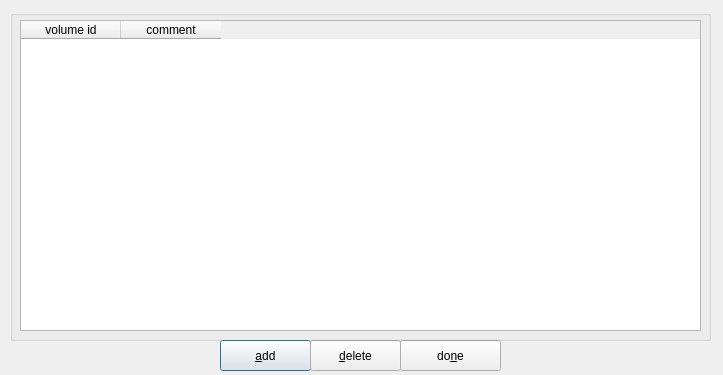
Before: the Qt Designer form zuluCrypt-gui/walletconfig.ui in mhogomchungu/zuluCrypt, drawn with Qt 5.
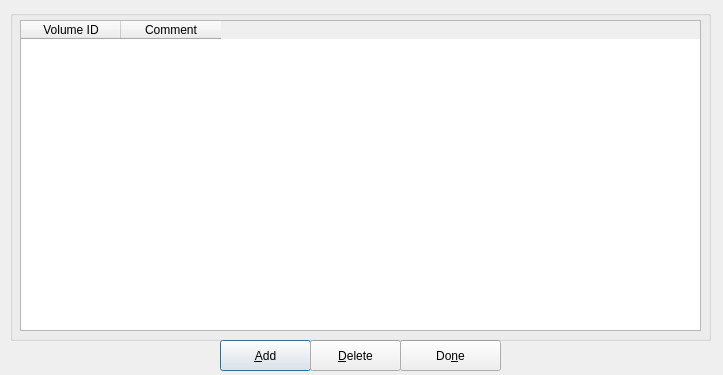
After: the same form once the commit is applied.

Patch:
```diff
--- a/zuluCrypt-gui/walletconfig.ui
+++ b/zuluCrypt-gui/walletconfig.ui
@@ -29,7 +29,7 @@
     </rect>
    </property>
    <property name="text">
-    <string>&amp;add</string>
+    <string>&amp;Add</string>
    </property>
    <property name="autoDefault">
     <bool>true</bool>
@@ -48,7 +48,7 @@
     </rect>
    </property>
    <property name="text">
-    <string>&amp;delete</string>
+    <string>&amp;Delete</string>
    </property>
   </widget>
   <widget class="QPushButton" name="pbClose">
@@ -61,7 +61,7 @@
     </rect>
    </property>
    <property name="text">
-    <string>do&amp;ne</string>
+    <string>Do&amp;ne</string>
    </property>
   </widget>
   <widget class="QGroupBox" name="groupBox">
@@ -108,12 +108,12 @@
     </property>
     <column>
      <property name="text">
-      <string>volume id</string>
+      <string>Volume ID</string>
      </property>
     </column>
     <column>
      <property name="text">
-      <string>comment</string>
+      <string>Comment</string>
      </property>
     </column>
    </widget>
```
Left out of the diff: 4 changed lines with no effect on the pictures.
